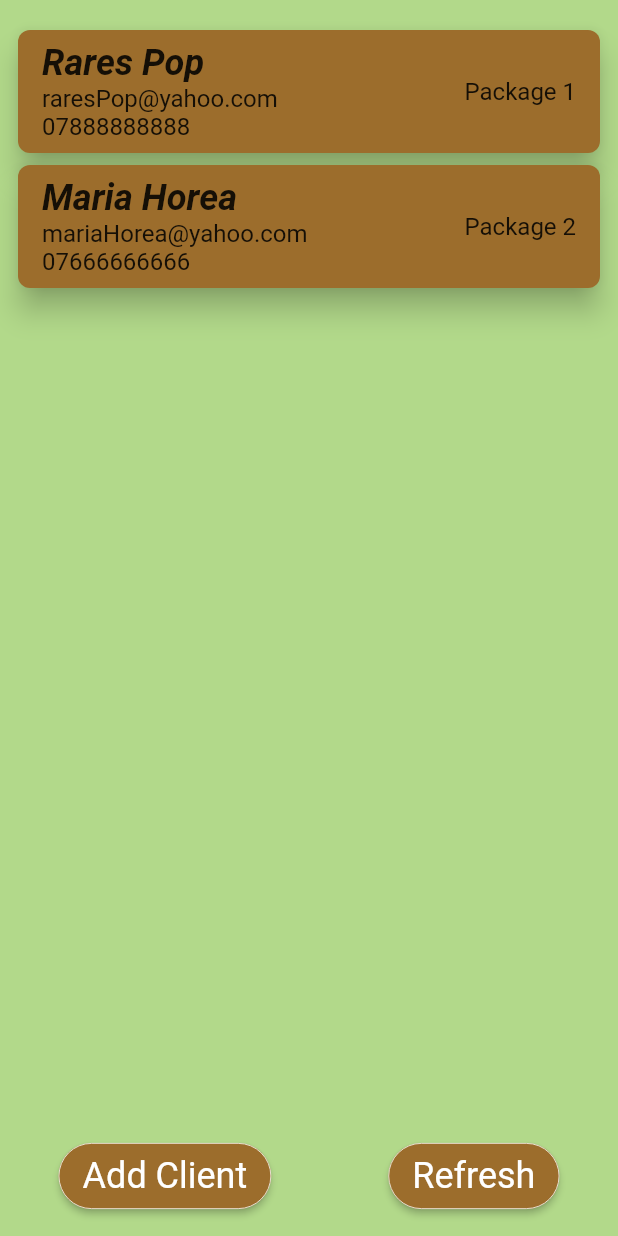
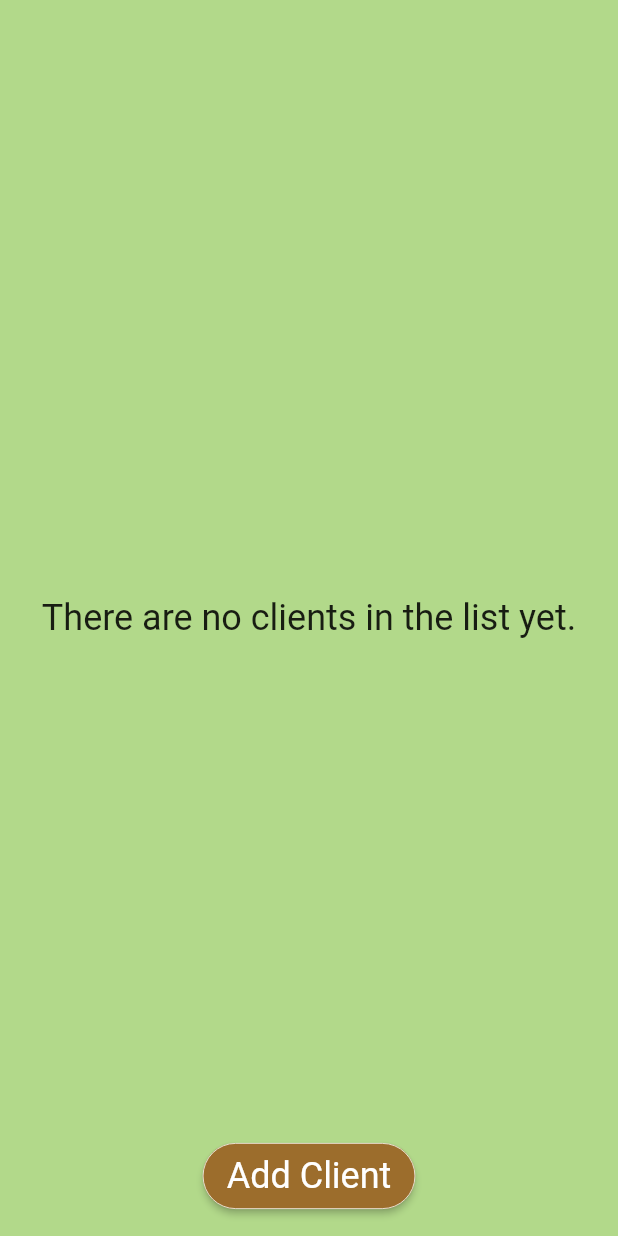
Before and after one commit to HCP05/MA, a Flutter app: the screen it shows after launch, on a phone screen of 412 x 824 dp. Run offline on Flutter 3.47's test engine with Material 2 defaults, Android fonts, the phone set to English and light mode, and no system bars; our stand-ins replace freezed_annotation, sqflite; accounts and stored records are empty.

Commit message:
DB created and resolved delete auto refresh

```diff
--- a/flutter_project/lib/core/client_class.dart
+++ /dev/null
@@ -1,61 +0,0 @@
-class Client {
-  int id;
-  String name;
-  String email;
-  String phoneNumber;
-  String adress;
-  String package;
-
-  // constructor
-  Client({
-    required this.id,
-    required this.name,
-    required this.email,
-    required this.phoneNumber,
-    required this.adress,
-    required this.package,
-  });
-
-  copyWith({
-    String? name,
-    String? email,
-    String? phoneNumber,
-    String? adress,
-    String? package,
-  }) {
-    if (name != null) {
-      this.name = name;
-    }
-    if (email != null) {
-      this.email = email;
-    }
-    if (phoneNumber != null) {
-      this.phoneNumber = phoneNumber;
-    }
-    if (adress != null) {
-      this.adress = adress;
-    }
-    if (package != null) {
-      this.package = package;
-    }
-  }
-}
-
-List<Client> clients = [
-  Client(
-    id: 0,
-    name: 'Rares Pop',
-    email: 'raresPop@yahoo.com',
-    adress: 'Cluj-Napoca, str. Horea, no. 13',
-    phoneNumber: '07888888888',
-    package: 'Package 1',
-  ),
-  Client(
-    id: 1,
-    name: 'Maria Horea',
-    email: 'mariaHorea@yahoo.com',
-    adress: 'Cluj-Napoca, str. Horea, no. 31',
-    phoneNumber: '07666666666',
-    package: 'Package 2',
-  ),
-];
--- /dev/null
+++ b/flutter_project/lib/core/client_model.dart
@@ -0,0 +1,19 @@
+import 'package:freezed_annotation/freezed_annotation.dart';
+import 'package:json_annotation/json_annotation.dart';
+
+part 'client_model.freezed.dart';
+part 'client_model.g.dart';
+
+@freezed
+class Client with _$Client {
+  factory Client({
+    int? id,
+    required String name,
+    required String email,
+    required String phoneNumber,
+    required String adress,
+    required String package,
+  }) = _Client;
+
+  factory Client.fromJson(Map<String, dynamic> json) => _$ClientFromJson(json);
+}
--- /dev/null
+++ b/flutter_project/lib/core/database_helper.dart
@@ -0,0 +1,64 @@
+import 'dart:io';
+import 'package:sqflite/sqflite.dart';
+import 'package:path/path.dart';
+import 'package:path_provider/path_provider.dart';
+
+import 'client_model.dart';
+
+class DatabaseHelper {
+  DatabaseHelper._privateConstructor();
+  static final DatabaseHelper instance = DatabaseHelper._privateConstructor();
+
+  static Database? _database;
+  Future<Database> get database async => _database ?? await _initDatabase();
+
+  Future<Database> _initDatabase() async {
+    Directory documentsDirectory = await getApplicationDocumentsDirectory();
+    String path = join(documentsDirectory.path, 'clients.db');
+
+    return await openDatabase(
+      path,
+      version: 1,
+      onCreate: _onCreate,
+    );
+  }
+
+  Future _onCreate(Database db, int version) async {
+    await db.execute('''
+      CREATE TABLE clients(
+          id INTEGER PRIMARY KEY,
+          name TEXT,
+          email TEXT,
+          phoneNumber TEXT,
+          adress TEXT,
+          package TEXT
+      )
+      ''');
+  }
+
+  Future<List<Client>> getClients() async {
+    Database db = await instance.database;
+    var clients = await db.query('clients', orderBy: 'name');
+
+    List<Client> clientList = clients.isNotEmpty
+        ? clients.map((c) => Client.fromJson(c)).toList()
+        : [];
+    return clientList;
+  }
+
+  Future<int> add(Client client) async {
+    Database db = await instance.database;
+    return await db.insert('clients', client.toJson());
+  }
+
+  Future<int> remove(int id) async {
+    Database db = await instance.database;
+    return await db.delete('clients', where: 'id = ?', whereArgs: [id]);
+  }
+
+  Future<int> update(Client client) async {
+    Database db = await instance.database;
+    return await db.update('clients', client.toJson(),
+        where: 'id = ?', whereArgs: [client.id]);
+  }
+}
--- a/flutter_project/lib/core/widgets/client_card.dart
+++ b/flutter_project/lib/core/widgets/client_card.dart
@@ -1,6 +1,6 @@
 import 'package:flutter/material.dart';
 
-import '../client_class.dart';
+import '../client_model.dart';
 
 class ClientCard extends StatelessWidget {
   const ClientCard({required this.client, Key? key}) : super(key: key);
--- a/flutter_project/lib/main.dart
+++ b/flutter_project/lib/main.dart
@@ -5,6 +5,7 @@ import 'package:flutter/material.dart';
 import './core/route_generator.dart';
 
 void main() {
+  WidgetsFlutterBinding.ensureInitialized();
   runApp(const MyApp());
 }
 
--- a/flutter_project/lib/presentation/clients_list_screen.dart
+++ b/flutter_project/lib/presentation/clients_list_screen.dart
@@ -1,7 +1,10 @@
+import 'dart:async';
+
+import 'package:flutter_project/core/database_helper.dart';
 import 'package:flutter/material.dart';
 
 import '../core/widgets/client_card.dart';
-import '../core/client_class.dart';
+import '../core/client_model.dart';
 
 class ClientsListScreen extends StatefulWidget {
   const ClientsListScreen({Key? key}) : super(key: key);
@@ -11,35 +14,33 @@ class ClientsListScreen extends StatefulWidget {
 }
 
 class _ClientsListScreenState extends State<ClientsListScreen> {
+  late String _now;
+  late Timer _everySecond;
+
+  @override
+  void initState() {
+    super.initState();
+
+    // sets first value
+    _now = DateTime.now().second.toString();
+
+    // defines a timer
+    _everySecond = Timer.periodic(Duration(seconds: 1), (Timer t) {
+      setState(() {
+        _now = DateTime.now().second.toString();
+      });
+    });
+  }
   @override
   Widget build(BuildContext context) {
     return Scaffold(
-      floatingActionButton: Row(
-        mainAxisSize: MainAxisSize.max,
-        mainAxisAlignment: MainAxisAlignment.spaceAround,
-        crossAxisAlignment: CrossAxisAlignment.center,
-        children: [
-          ElevatedButton(
+      floatingActionButton: ElevatedButton(
         child: const Text(
           'Add Client',
         ),
         onPressed: () {
           Navigator.pushNamed(context, '/add_client_screen');
         },
-
-          ),
-          ElevatedButton(
-            child: const Text(
-              'Refresh',
-            ),
-            onPressed: () {
-              setState(() {
-
-              });
-            },
-
-          ),
-        ],
       ),
       floatingActionButtonLocation: FloatingActionButtonLocation.centerFloat,
       body: SafeArea(
@@ -49,18 +50,44 @@ class _ClientsListScreenState extends State<ClientsListScreen> {
             height: MediaQuery.of(context).size.height,
             child: Padding(
               padding: const EdgeInsets.symmetric(horizontal: 8, vertical: 16),
-              child: ListView.builder(
-                itemCount: clients.length,
-                itemBuilder: (BuildContext context, int index) {
+              child: FutureBuilder<List<Client>>(
+                future: DatabaseHelper.instance.getClients(),
+                builder: (context, snapshot) {
+                  if (!snapshot.hasData) {
+                    return Center(
+                      child: Text(
+                        'Loading',
+                        style: TextStyle(
+                          fontSize:
+                          Theme.of(context).textTheme.headline4!.fontSize,
+                        ),
+                      ),
+                    );
+                  }
+                  return snapshot.data!.isEmpty
+                      ? Center(
+                    child: Text(
+                      'There are no clients in the list yet.',
+                      style: TextStyle(
+                        fontSize: Theme.of(context)
+                            .textTheme
+                            .headline5!
+                            .fontSize,
+                      ),
+                    ),
+                  )
+                      : ListView(
+                    children: snapshot.data!.map((client) {
                       return InkWell(
-                    child: ClientCard(client: clients[index]),
+                          child: ClientCard(client: client),
                           onTap: () {
                             Navigator.pushNamed(
                               context,
                               '/client_detailes_screen',
-                        arguments: clients[index],
+                              arguments: client,
                             );
-                    },
+                          });
+                    }).toList(),
                   );
                 },
               ),
--- a/flutter_project/pubspec.yaml
+++ b/flutter_project/pubspec.yaml
@@ -34,6 +34,10 @@ dependencies:
   # The following adds the Cupertino Icons font to your application.
   # Use with the CupertinoIcons class for iOS style icons.
   cupertino_icons: ^1.0.2
+  sqflite: ^2.0.0+4
+  path_provider: ^2.0.7
+  freezed_annotation: ^0.14.2
+  json_serializable:
 
 dev_dependencies:
   flutter_test:
@@ -45,6 +49,8 @@ dev_dependencies:
   # package. See that file for information about deactivating specific lint
   # rules and activating additional ones.
   flutter_lints: ^1.0.0
+  build_runner:
+  freezed:
 
 # For information on the generic Dart part of this file, see the
 # following page: https://dart.dev/tools/pub/pubspec
```
Also changed, not shown: flutter_project/lib/presentation/add_client_screen.dart (+13 -13 lines), flutter_project/lib/presentation/client_details_screen.dart (+10 -6 lines), flutter_project/lib/core/client_model.freezed.dart (added), flutter_project/lib/core/client_model.g.dart (added), flutter_project/pubspec.lock. Lines whose indentation alone changed are shown as unchanged.
